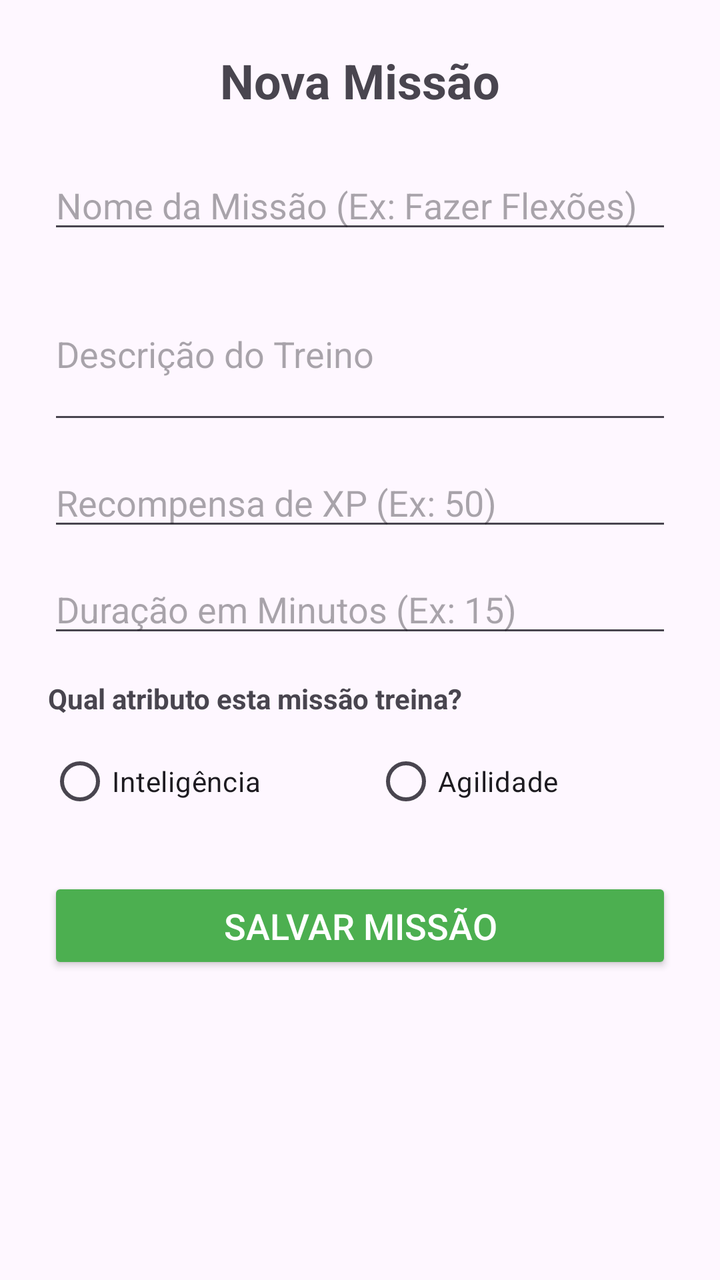
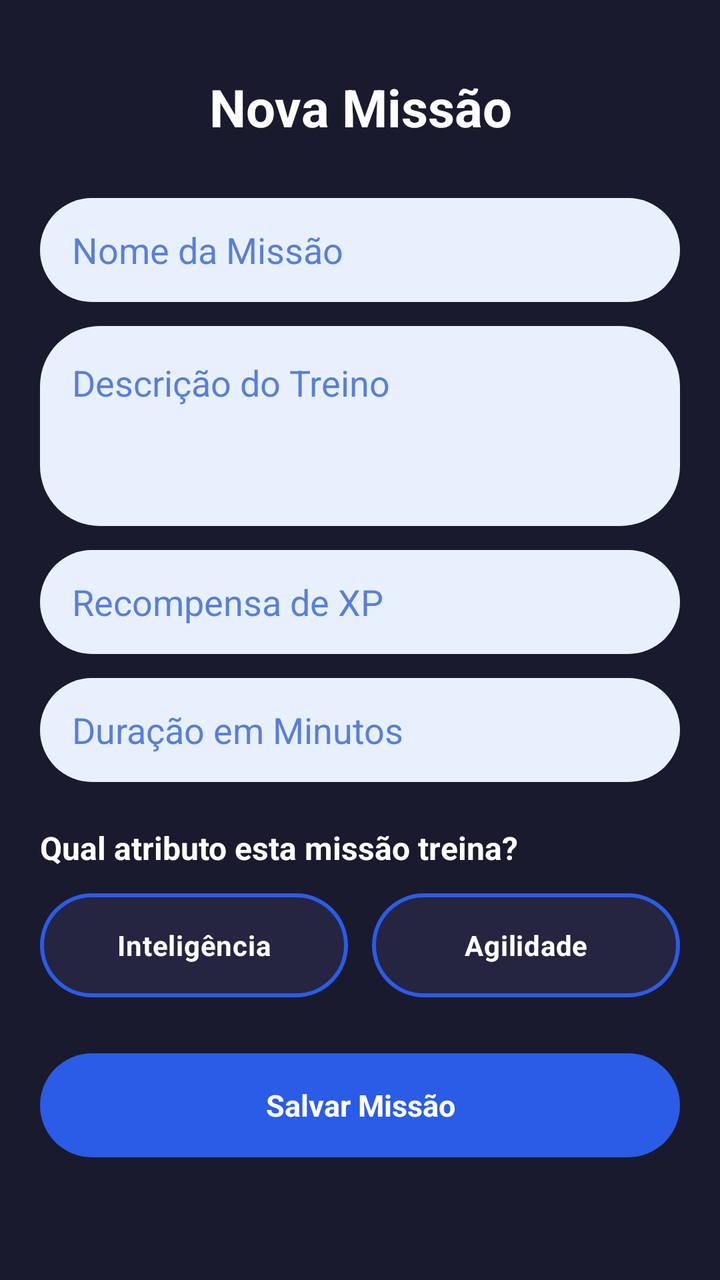

Compare the two renders of this Android layout. The source of the first and the diff that turns it into the second are given below.
<!-- AndroidManifest.xml: application theme Theme.RoutineQuestMobile -->
<!-- res/layout/activity_create_task.xml -->
<?xml version="1.0" encoding="utf-8"?>
<LinearLayout xmlns:android="http://schemas.android.com/apk/res/android"
    android:layout_width="match_parent"
    android:layout_height="match_parent"
    android:orientation="vertical"
    android:padding="24dp">

    <TextView
        android:layout_width="wrap_content"
        android:layout_height="wrap_content"
        android:text="Nova Missão"
        android:textSize="24sp"
        android:textStyle="bold"
        android:layout_gravity="center"
        android:layout_marginBottom="24dp"/>

    <EditText
        android:id="@+id/etTaskName"
        android:layout_width="match_parent"
        android:layout_height="wrap_content"
        android:hint="Nome da Missão (Ex: Fazer Flexões)"
        android:inputType="text"
        android:layout_marginBottom="12dp"/>

    <EditText
        android:id="@+id/etTaskDesc"
        android:layout_width="match_parent"
        android:layout_height="wrap_content"
        android:hint="Descrição do Treino"
        android:inputType="textMultiLine"
        android:lines="3"
        android:layout_marginBottom="12dp"/>

    <EditText
        android:id="@+id/etTaskXp"
        android:layout_width="match_parent"
        android:layout_height="wrap_content"
        android:hint="Recompensa de XP (Ex: 50)"
        android:inputType="number"
        android:layout_marginBottom="12dp"/>

    <EditText
        android:id="@+id/etTaskDuration"
        android:layout_width="match_parent"
        android:layout_height="wrap_content"
        android:hint="Duração em Minutos (Ex: 15)"
        android:inputType="number"
        android:layout_marginBottom="16dp"/>

    <TextView
        android:layout_width="wrap_content"
        android:layout_height="wrap_content"
        android:text="Qual atributo esta missão treina?"
        android:textStyle="bold"
        android:layout_marginBottom="8dp"/>

    <RadioGroup
        android:id="@+id/rgAttributes"
        android:layout_width="match_parent"
        android:layout_height="wrap_content"
        android:orientation="horizontal"
        android:layout_marginBottom="24dp">

        <RadioButton
            android:id="@+id/rbIntelligence"
            android:layout_width="wrap_content"
            android:layout_height="wrap_content"
            android:text="Inteligência"
            android:layout_weight="1"/>

        <RadioButton
            android:id="@+id/rbAgility"
            android:layout_width="wrap_content"
            android:layout_height="wrap_content"
            android:text="Agilidade"
            android:layout_weight="1"/>
    </RadioGroup>

    <Button
        android:id="@+id/btnSaveTask"
        android:layout_width="match_parent"
        android:layout_height="wrap_content"
        android:text="Salvar Missão"
        android:textSize="18sp"
        android:padding="12dp"
        android:backgroundTint="#4CAF50"
        android:textColor="@android:color/white"/>

</LinearLayout>
<!-- resources referenced by this layout -->
<resources>
  <style name="Theme.RoutineQuestMobile" parent="Base.Theme.RoutineQuestMobile" />
  <style name="Base.Theme.RoutineQuestMobile" parent="Theme.Material3.DayNight.NoActionBar">
          
          
      </style>
</resources>

<!-- the commit's change to res/layout/activity_create_task.xml (unified diff, before → after) -->
@@ -3,30 +3,44 @@
     android:layout_width="match_parent"
     android:layout_height="match_parent"
     android:orientation="vertical"
-    android:padding="24dp">
+    android:background="#1A1A2E"
+    android:padding="20dp">
 
     <TextView
-        android:layout_width="wrap_content"
+        android:layout_width="match_parent"
         android:layout_height="wrap_content"
         android:text="Nova Missão"
-        android:textSize="24sp"
+        android:textSize="26sp"
         android:textStyle="bold"
-        android:layout_gravity="center"
-        android:layout_marginBottom="24dp"/>
+        android:textColor="#FFFFFF"
+        android:gravity="center"
+        android:layout_marginTop="16dp"
+        android:layout_marginBottom="28dp"/>
 
     <EditText
         android:id="@+id/etTaskName"
         android:layout_width="match_parent"
-        android:layout_height="wrap_content"
-        android:hint="Nome da Missão (Ex: Fazer Flexões)"
+        android:layout_height="52dp"
+        android:hint="Nome da Missão"
+        android:textColor="#1A3A8F"
+        android:textColorHint="#5A7FD4"
+        android:background="@drawable/bg_input_arredondado"
+        android:paddingStart="16dp"
+        android:paddingEnd="16dp"
         android:inputType="text"
+        android:singleLine="true"
         android:layout_marginBottom="12dp"/>
 
     <EditText
         android:id="@+id/etTaskDesc"
         android:layout_width="match_parent"
-        android:layout_height="wrap_content"
+        android:layout_height="100dp"
         android:hint="Descrição do Treino"
+        android:textColor="#1A3A8F"
+        android:textColorHint="#5A7FD4"
+        android:background="@drawable/bg_input_arredondado"
+        android:padding="16dp"
+        android:gravity="top"
         android:inputType="textMultiLine"
         android:lines="3"
         android:layout_marginBottom="12dp"/>
@@ -34,56 +48,88 @@
     <EditText
         android:id="@+id/etTaskXp"
         android:layout_width="match_parent"
-        android:layout_height="wrap_content"
-        android:hint="Recompensa de XP (Ex: 50)"
+        android:layout_height="52dp"
+        android:hint="Recompensa de XP"
+        android:textColor="#1A3A8F"
+        android:textColorHint="#5A7FD4"
+        android:background="@drawable/bg_input_arredondado"
+        android:paddingStart="16dp"
+        android:paddingEnd="16dp"
         android:inputType="number"
+        android:singleLine="true"
         android:layout_marginBottom="12dp"/>
 
     <EditText
         android:id="@+id/etTaskDuration"
         android:layout_width="match_parent"
-        android:layout_height="wrap_content"
-        android:hint="Duração em Minutos (Ex: 15)"
+        android:layout_height="52dp"
+        android:hint="Duração em Minutos"
+        android:textColor="#1A3A8F"
+        android:textColorHint="#5A7FD4"
+        android:background="@drawable/bg_input_arredondado"
+        android:paddingStart="16dp"
+        android:paddingEnd="16dp"
         android:inputType="number"
-        android:layout_marginBottom="16dp"/>
+        android:singleLine="true"
+        android:layout_marginBottom="22dp"/>
 
     <TextView
-        android:layout_width="wrap_content"
+        android:layout_width="match_parent"
         android:layout_height="wrap_content"
         android:text="Qual atributo esta missão treina?"
         android:textStyle="bold"
-        android:layout_marginBottom="8dp"/>
+        android:textColor="#FFFFFF"
+        android:textSize="16sp"
+        android:layout_marginBottom="12dp"/>
 
     <RadioGroup
         android:id="@+id/rgAttributes"
         android:layout_width="match_parent"
         android:layout_height="wrap_content"
         android:orientation="horizontal"
-        android:layout_marginBottom="24dp">
+        android:layout_marginBottom="28dp">
 
         <RadioButton
             android:id="@+id/rbIntelligence"
-            android:layout_width="wrap_content"
-            android:layout_height="wrap_content"
+            android:layout_width="0dp"
+            android:layout_height="52dp"
+            android:layout_weight="1"
+            android:layout_marginEnd="6dp"
             android:text="Inteligência"
-            android:layout_weight="1"/>
+            android:textSize="14sp"
+            android:textStyle="bold"
+            android:textColor="#FFFFFF"
+            android:gravity="center"
+            android:button="@null"
+            android:background="@drawable/bg_atributo_selector"/>
 
         <RadioButton
             android:id="@+id/rbAgility"
-            android:layout_width="wrap_content"
-            android:layout_height="wrap_content"
+            android:layout_width="0dp"
+            android:layout_height="52dp"
+            android:layout_weight="1"
+            android:layout_marginStart="6dp"
             android:text="Agilidade"
-            android:layout_weight="1"/>
+            android:textSize="14sp"
+            android:textStyle="bold"
+            android:textColor="#FFFFFF"
+            android:gravity="center"
+            android:button="@null"
+            android:background="@drawable/bg_atributo_selector"/>
+
     </RadioGroup>
 
-    <Button
+    <TextView
         android:id="@+id/btnSaveTask"
         android:layout_width="match_parent"
-        android:layout_height="wrap_content"
+        android:layout_height="52dp"
         android:text="Salvar Missão"
-        android:textSize="18sp"
-        android:padding="12dp"
-        android:backgroundTint="#4CAF50"
-        android:textColor="@android:color/white"/>
+        android:textSize="15sp"
+        android:textStyle="bold"
+        android:textColor="#FFFFFF"
+        android:gravity="center"
+        android:background="@drawable/bg_botao_azul"
+        android:clickable="true"
+        android:focusable="true"/>
 
 </LinearLayout>
<!-- resource entries referenced after the edit -->
@@ -1,6 +1,42 @@
 <!-- resources referenced by this layout -->
 <resources>
+  <!-- drawable bg_atributo_selector (drawable) -->
+  <?xml version="1.0" encoding="utf-8"?>
+  <selector xmlns:android="http://schemas.android.com/apk/res/android">
+      <item
+          android:state_checked="true"
+          android:drawable="@drawable/bg_atributo_selecionado"/>
+  
+      <item
+          android:drawable="@drawable/bg_atributo_normal"/>
+  </selector>
+  <!-- drawable bg_botao_azul (drawable) -->
+  <?xml version="1.0" encoding="utf-8"?>
+  <shape xmlns:android="http://schemas.android.com/apk/res/android">
+      <solid android:color="#2B5CE6"/>
+      <corners android:radius="30dp"/>
+  </shape>
+  <!-- drawable bg_input_arredondado (drawable) -->
+  <?xml version="1.0" encoding="utf-8"?>
+  <shape xmlns:android="http://schemas.android.com/apk/res/android">
+      <solid android:color="#E8F0FE"/> <corners android:radius="30dp"/>
+  </shape>
   <style name="Theme.RoutineQuestMobile" parent="Base.Theme.RoutineQuestMobile" />
+  <!-- drawable bg_atributo_selecionado (drawable) -->
+  <?xml version="1.0" encoding="utf-8"?>
+  <shape xmlns:android="http://schemas.android.com/apk/res/android">
+      <solid android:color="#2B5CE6"/>
+      <corners android:radius="30dp"/>
+  </shape>
+  <!-- drawable bg_atributo_normal (drawable) -->
+  <?xml version="1.0" encoding="utf-8"?>
+  <shape xmlns:android="http://schemas.android.com/apk/res/android">
+      <solid android:color="#252541"/>
+      <corners android:radius="30dp"/>
+      <stroke
+          android:width="2dp"
+          android:color="#2B5CE6"/>
+  </shape>
   <style name="Base.Theme.RoutineQuestMobile" parent="Theme.Material3.DayNight.NoActionBar">
           
           
